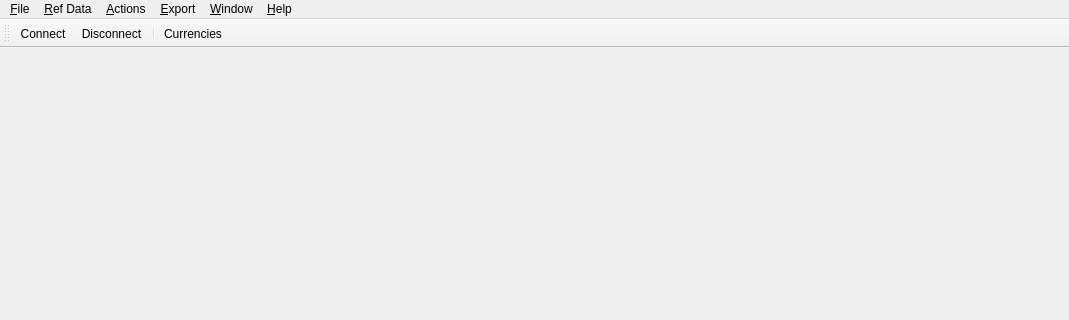
This is projects/ores.qt/MainWindow.ui in OreStudio/OreStudio as Qt 5 draws it before an edit; both pictures show x 0 to 1069 and y 0 to 320 of the 1069 by 672 pixel window. The edited form follows.
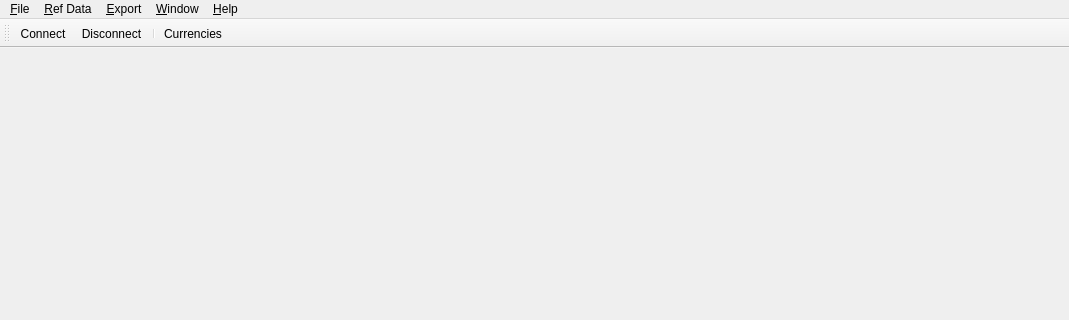
This is the edited form. Icons and pictures are not drawn.

Commit message: [qt] Make icons a resource and updates to currency windows

Patch:
```diff
--- a/projects/ores.qt/MainWindow.ui
+++ b/projects/ores.qt/MainWindow.ui
@@ -58,17 +58,6 @@
     </property>
     <addaction name="ActionAbout"/>
    </widget>
-   <widget class="QMenu" name="menuActions">
-    <property name="title">
-     <string>&amp;Actions</string>
-    </property>
-    <addaction name="ActionReload"/>
-    <addaction name="separator"/>
-    <addaction name="ActionAdd"/>
-    <addaction name="ActionEdit"/>
-    <addaction name="ActionDelete"/>
-    <addaction name="ActionHistory"/>
-   </widget>
    <widget class="QMenu" name="menuExport">
     <property name="title">
      <string>&amp;Export</string>
@@ -78,7 +67,6 @@
    </widget>
    <addaction name="menuFile"/>
    <addaction name="menuRefereceData"/>
-   <addaction name="menuActions"/>
    <addaction name="menuExport"/>
    <addaction name="menuWindow"/>
    <addaction name="menuHelp"/>
```
The commit also changes 6 other files.
